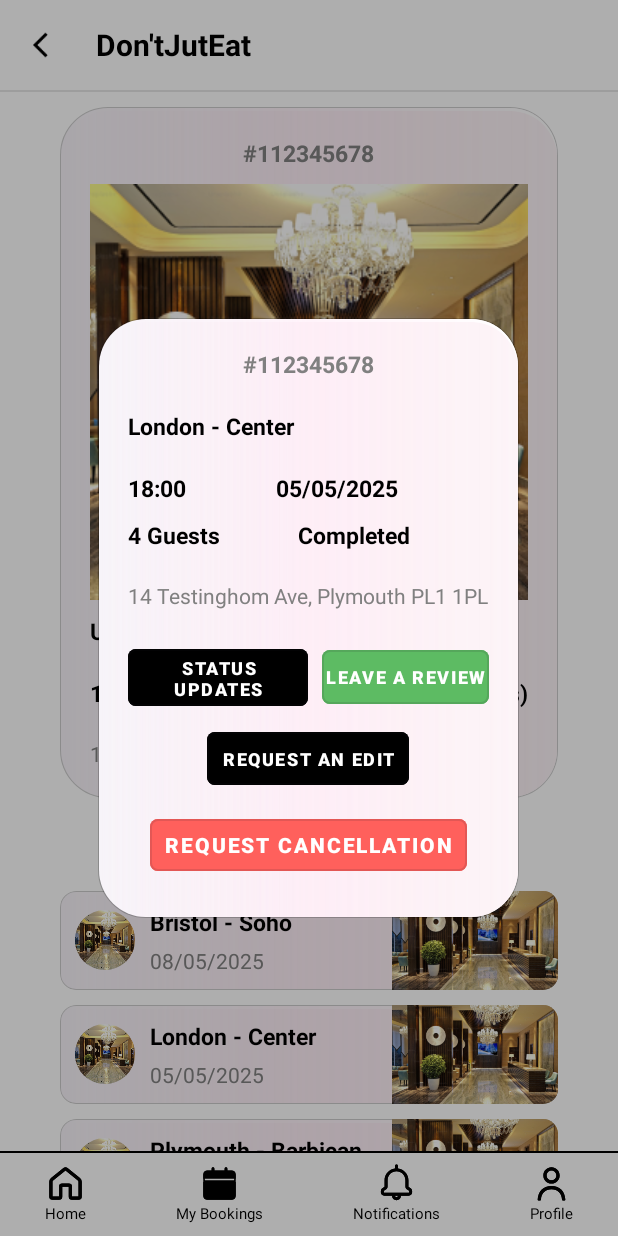
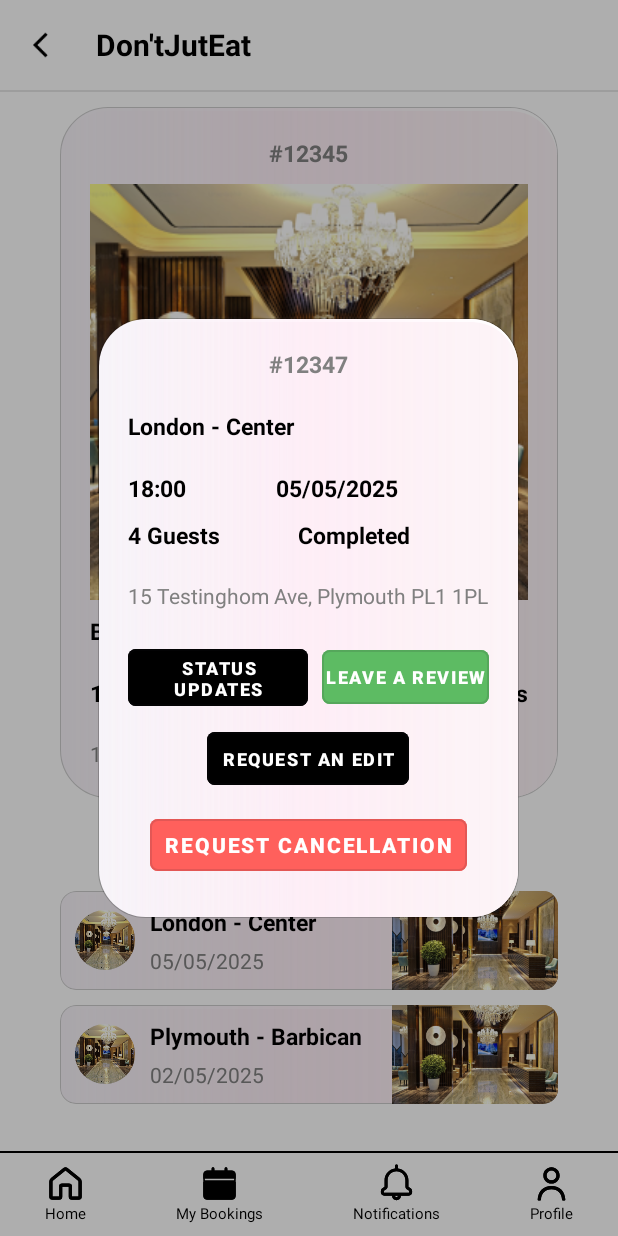
Before and after one commit to mzst-26/Don-tJustEat, an Android app: the my_bookings screen opened directly, with no data from a screen before it, after a tap on "London - Center", on a phone screen of 412 x 824 dp. Run offline under Robolectric (Android 15) with nearby library versions, the phone set to English and light mode, and no system bars; 1 other tap on this screen came first.

Commit message:
Add latest booking card and update booking details UI
Introduced a new layout and logic for displaying the most recent booking separately from past bookings. Refactored the booking detail popup to use more descriptive view IDs and show additional booking information such as reference number and address. Moved the latest booking card UI to its own layout file and updated the main bookings layout to remove the inline latest booking markup.

```diff
--- a/app/src/main/java/com/example/dontjusteat/my_bookings.java
+++ b/app/src/main/java/com/example/dontjusteat/my_bookings.java
@@ -19,6 +19,8 @@ import java.util.List;
 public class my_bookings extends AppCompatActivity {
 
     private LinearLayout bookingsContainer;
+    private LinearLayout latestBookingContainer;
+
 
     // Simple data holder for the cards
     private static class BookingCard {
@@ -27,16 +29,21 @@ public class my_bookings extends AppCompatActivity {
         String time;
         String numberOfGuests;
         String booking_status;
+        String reference_number;
+
+        String location_address;
 
         int bigImageResId;
         int smallImageResId;
 
-        BookingCard(String location, String date,String time, String numberOfGuests, String booking_status, int bigImageResId, int smallImageResId) {
+        BookingCard(String location, String date,String time, String numberOfGuests, String booking_status, String reference_number, String location_address, int bigImageResId, int smallImageResId) {
             this.location = location;
             this.date = date;
             this.time = time;
             this.numberOfGuests = numberOfGuests;
             this.booking_status = booking_status;
+            this.reference_number = reference_number;
+            this.location_address = location_address;
             this.bigImageResId = bigImageResId;
             this.smallImageResId = smallImageResId;
         }
@@ -54,6 +61,9 @@ public class my_bookings extends AppCompatActivity {
 
         // Initialize the container
         bookingsContainer = findViewById(R.id.past_booking_card_container);
+        latestBookingContainer = findViewById(R.id.latest_booking_container);
+
+        // Get the data
         // Fake data for now than later I will replace it with the real data from the DB
         List<BookingCard> cards = new ArrayList<>();
 
@@ -62,7 +72,9 @@ public class my_bookings extends AppCompatActivity {
                 "08/05/2025",
                 "19:30",
                 "2 Guests",
-                "Completed",
+                "Pending",
+                "#12345",
+                "14 Testinghom Ave, Plymouth PL1 1PL",
                 R.drawable.restaurant_image,
                 R.drawable.restaurant_image
         ));
@@ -73,6 +85,8 @@ public class my_bookings extends AppCompatActivity {
                 "18:00",
                 "4 Guests",
                 "Completed",
+                "#12347",
+                "15 Testinghom Ave, Plymouth PL1 1PL",
                 R.drawable.restaurant_image,
                 R.drawable.restaurant_image
         ));
@@ -83,12 +97,25 @@ public class my_bookings extends AppCompatActivity {
                 "20:15",
                 "3 Guests",
                 "Cancelled",
+                "#12349",
+                "16 Testinghom Ave, Plymouth PL1 1PL",
                 R.drawable.restaurant_image,
                 R.drawable.restaurant_image
         ));
 
 
-        renderCards(cards);
+            if (cards.size() > 0){
+//                BookingCard fisrtCard = cards.get(0);
+                int numberOfCards = cards.size();
+                renderCards(cards.subList(1, numberOfCards));
+            }
+            renderMostRecentCard(cards.subList(0, 1));
+
+
+
+
+
+
 
 
     }
@@ -120,6 +147,41 @@ public class my_bookings extends AppCompatActivity {
         }
     }
 
+    private void renderMostRecentCard(List<BookingCard> cards) {
+        LayoutInflater inflater = LayoutInflater.from(this);
+        latestBookingContainer.removeAllViews(); // clear old ones if any
+
+        for (BookingCard cardData : cards) {
+            //Inflate the card layout
+            View cardView = inflater.inflate(R.layout.component_my_booking_latest_booking, latestBookingContainer, false);
+
+            //get the references to views inside the card
+            TextView txtReference = cardView.findViewById(R.id.latest_booking_reference_number);
+            ImageView imgLocation = cardView.findViewById(R.id.latest_booking_location_image);
+            TextView textLocationName = cardView.findViewById(R.id.latest_booking_location_name);
+            TextView textTime = cardView.findViewById(R.id.latest_booking_time);
+            TextView textDate = cardView.findViewById(R.id.latest_booking_date);
+            TextView textGuests = cardView.findViewById(R.id.latest_booking_guest_number);
+            TextView locationAddress = cardView.findViewById(R.id.latest_location_address);
+
+
+
+            //set the data to the views
+            txtReference.setText(cardData.reference_number);
+            imgLocation.setImageResource(cardData.bigImageResId);
+            textLocationName.setText(cardData.location);
+            textTime.setText(cardData.time);
+            textDate.setText(cardData.date);
+            textGuests.setText(cardData.numberOfGuests);
+            locationAddress.setText(cardData.location_address);
+
+            cardView.setOnClickListener(v -> popUpHandler(cardData));
+
+            // add this card to the container to be displayed
+            latestBookingContainer.addView(cardView);
+        }
+    }
+
     private void popUpHandler(BookingCard booking) {
 
         Dialog popUp = new Dialog(this);
@@ -132,11 +194,14 @@ public class my_bookings extends AppCompatActivity {
         }
 
         // get all the views
-        TextView location = popUp.findViewById(R.id.latest_booking_location);
-        TextView time = popUp.findViewById(R.id.latest_booking_time);
-        TextView date = popUp.findViewById(R.id.latest_booking_date);
-        TextView guests = popUp.findViewById(R.id.latest_booking_guest_number);
-        TextView status = popUp.findViewById(R.id.current_booking_status);
+        TextView textReference = popUp.findViewById(R.id.popUp_booking_reference_number);
+        TextView location = popUp.findViewById(R.id.popUp_booking_location);
+        TextView time = popUp.findViewById(R.id.popUp_booking_time);
+        TextView date = popUp.findViewById(R.id.popUp_booking_date);
+        TextView guests = popUp.findViewById(R.id.popUp_booking_guest_number);
+        TextView status = popUp.findViewById(R.id.popUp_booking_status);
+        TextView locationAddress = popUp.findViewById(R.id.popUp_booking_location_address);
+
 
         //get all the buttons
         Button statusBtn = popUp.findViewById(R.id.StatusUpdateButton);
@@ -145,11 +210,13 @@ public class my_bookings extends AppCompatActivity {
         Button cancelBtn = popUp.findViewById(R.id.RequestCancelButton);
 
         // fill the views with data
+        textReference.setText(booking.reference_number);
         location.setText(booking.location);
         time.setText(booking.time); // placeholder
         date.setText(booking.date);
         guests.setText(booking.numberOfGuests); // placeholder
         status.setText(booking.booking_status);
+        locationAddress.setText(booking.location_address);
 
         // handle the buttons
         statusBtn.setOnClickListener(v -> bookingStatusUpdateHandler());
--- a/app/src/main/res/layout/component_my_booking_detail_popup.xml
+++ b/app/src/main/res/layout/component_my_booking_detail_popup.xml
@@ -6,7 +6,7 @@
     android:paddingRight="16dp"
     android:orientation="vertical"
     android:gravity="center">
-    <LinearLayout android:id="@+id/latest_booking_container"
+    <LinearLayout android:id="@+id/popUp_booking_detail_container"
         android:layout_width="match_parent"
         android:layout_height="wrap_content"
         android:orientation="vertical"
@@ -26,6 +26,7 @@
             android:layout_marginBottom="10dp"
             >
             <TextView
+                android:id="@+id/popUp_booking_reference_number"
                 android:layout_width="wrap_content"
                 android:layout_height="wrap_content"
                 android:textColor="@color/active_grey"
@@ -44,7 +45,7 @@
             android:layout_marginTop="10dp"
             >
             <TextView
-                android:id="@+id/latest_booking_location"
+                android:id="@+id/popUp_booking_location"
                 android:layout_width="match_parent"
                 android:layout_height="wrap_content"
                 android:text="Upcoming booking location"
@@ -62,7 +63,7 @@
                 android:layout_weight="2"
                 >
                 <TextView
-                    android:id="@+id/latest_booking_time"
+                    android:id="@+id/popUp_booking_time"
                     android:layout_width="wrap_content"
                     android:layout_height="wrap_content"
                     android:layout_weight="1"
@@ -74,10 +75,9 @@
 
                     />
                 <TextView
-                    android:id="@+id/latest_booking_date"
+                    android:id="@+id/popUp_booking_date"
                     android:layout_width="wrap_content"
                     android:layout_height="wrap_content"
-
                     android:layout_weight="1"
                     style="@style/text_normal"
                     android:textStyle="bold"
@@ -97,7 +97,7 @@
                 android:layout_marginTop="10dp"
                 >
                 <TextView
-                    android:id="@+id/latest_booking_guest_number"
+                    android:id="@+id/popUp_booking_guest_number"
                     android:layout_width="wrap_content"
                     android:layout_height="wrap_content"
                     android:text="Guests: 5"
@@ -109,7 +109,7 @@
 
                     />
                 <TextView
-                    android:id="@+id/current_booking_status"
+                    android:id="@+id/popUp_booking_status"
                     android:layout_width="wrap_content"
                     android:layout_height="wrap_content"
                     android:text="Status: Pending"
@@ -124,7 +124,7 @@
             </LinearLayout>
 
             <TextView
-                android:id="@+id/location_address"
+                android:id="@+id/popUp_booking_location_address"
                 android:layout_width="match_parent"
                 android:layout_height="wrap_content"
                 android:text="14 Testinghom Ave, Plymouth PL1 1PL"
--- /dev/null
+++ b/app/src/main/res/layout/component_my_booking_latest_booking.xml
@@ -0,0 +1,130 @@
+<?xml version="1.0" encoding="utf-8"?>
+<LinearLayout
+    android:id="@+id/latest_booking_container"
+    android:layout_width="match_parent"
+    android:layout_height="wrap_content"
+    android:orientation="vertical"
+    android:gravity="center_horizontal"
+    android:padding="20dp"
+    android:layout_marginTop="10dp"
+    android:background="@drawable/pink_back_full_radius"
+    xmlns:android="http://schemas.android.com/apk/res/android">
+
+    <!--logout container-->
+    <LinearLayout
+        android:layout_width="match_parent"
+        android:layout_height="wrap_content"
+        android:orientation="horizontal"
+        android:gravity="center"
+        android:layout_marginBottom="10dp"
+        >
+        <TextView
+            android:id="@+id/latest_booking_reference_number"
+            android:layout_width="wrap_content"
+            android:layout_height="wrap_content"
+            android:textColor="@color/active_grey"
+            android:text="#112345678"
+            style="@style/text_normal"
+            />
+
+    </LinearLayout>
+
+    <!--Image Slide container-->
+    <LinearLayout
+        android:layout_width="match_parent"
+        android:layout_height="wrap_content"
+        android:orientation="horizontal"
+        android:gravity="center"
+        >
+        <!--Image  -->
+        <ImageView
+            android:id="@+id/latest_booking_location_image"
+            android:layout_width="wrap_content"
+            android:layout_height="wrap_content"
+            android:layout_gravity="center"
+            android:scaleType="centerCrop"
+            android:background="@drawable/restaurant_image"
+            />
+
+    </LinearLayout>
+
+    <!--Active Booking / last booking -->
+    <LinearLayout
+        android:layout_width="match_parent"
+        android:layout_height="wrap_content"
+        android:orientation="vertical"
+        android:gravity="center"
+        android:layout_marginTop="10dp"
+        >
+        <TextView
+            android:id="@+id/latest_booking_location_name"
+            android:layout_width="match_parent"
+            android:layout_height="wrap_content"
+            android:text="Upcoming booking location"
+            style="@style/text_normal"
+            android:gravity="start"
+            android:layout_marginBottom="20dp"
+            />
+
+        <!--Time, Date and guest number container -->
+        <LinearLayout
+            android:layout_width="match_parent"
+            android:layout_height="wrap_content"
+            android:orientation="horizontal"
+            android:gravity="center"
+            android:layout_weight="3"
+            >
+            <TextView
+                android:id="@+id/latest_booking_time"
+                android:layout_width="wrap_content"
+                android:layout_height="wrap_content"
+                android:text="18:30"
+                android:layout_weight="1"
+                style="@style/text_normal"
+                android:textStyle="bold"
+                android:layout_marginRight="5dp"
+                android:gravity="start"
+
+
+                />
+            <TextView
+                android:id="@+id/latest_booking_date"
+                android:layout_width="wrap_content"
+                android:layout_height="wrap_content"
+                android:text="14/08"
+                android:layout_weight="1"
+                style="@style/text_normal"
+                android:textStyle="bold"
+                android:gravity="center"
+                android:layout_marginRight="5dp"
+
+                />
+            <TextView
+                android:id="@+id/latest_booking_guest_number"
+                android:layout_width="wrap_content"
+                android:layout_height="wrap_content"
+                android:text="5 Guest(s)"
+                android:layout_weight="1"
+                style="@style/text_normal"
+                android:textStyle="bold"
+                android:gravity="end"
+
+                />
+
+
+        </LinearLayout>
+
+
+        <TextView
+            android:id="@+id/latest_location_address"
+            android:layout_width="match_parent"
+            android:layout_height="wrap_content"
+            android:text="14 Testinghom Ave, Plymouth PL1 1PL"
+            android:textColor="@color/active_grey"
+            android:layout_marginTop="20dp"
+            />
+
+    </LinearLayout>
+
+
+</LinearLayout>
--- a/app/src/main/res/layout/my_bookings.xml
+++ b/app/src/main/res/layout/my_bookings.xml
@@ -92,125 +92,7 @@
                 android:layout_height="wrap_content"
                 android:orientation="vertical"
                 android:gravity="center_horizontal"
-                android:padding="20dp"
-                android:layout_marginTop="10dp"
-                android:background="@drawable/pink_back_full_radius"
                 >
-
-                <!--logout container-->
-                <LinearLayout
-                    android:layout_width="match_parent"
-                    android:layout_height="wrap_content"
-                    android:orientation="horizontal"
-                    android:gravity="center"
-                    android:layout_marginBottom="10dp"
-                    >
-                    <TextView
-                        android:layout_width="wrap_content"
-                        android:layout_height="wrap_content"
-                        android:textColor="@color/active_grey"
-                        android:text="#112345678"
-                        style="@style/text_normal"
-                        />
-
-                </LinearLayout>
-
-                <!--Image Slide container-->
-                <LinearLayout
-                    android:layout_width="match_parent"
-                    android:layout_height="wrap_content"
-                    android:orientation="horizontal"
-                    android:gravity="center"
-                    >
-                    <!--Image  -->
-                    <ImageView
-                        android:id="@+id/customer_phone_edit_button"
-                        android:layout_width="wrap_content"
-                        android:layout_height="wrap_content"
-                        android:layout_gravity="center"
-                        android:scaleType="centerCrop"
-                        app:srcCompat="@drawable/restaurant_image"
-                        />
-
-                </LinearLayout>
-
-                <!--Active Booking / last booking -->
-                <LinearLayout
-                    android:layout_width="match_parent"
-                    android:layout_height="wrap_content"
-                    android:orientation="vertical"
-                    android:gravity="center"
-                    android:layout_marginTop="10dp"
-                    >
-                    <TextView
-                        android:id="@+id/latest_booking_location"
-                        android:layout_width="match_parent"
-                        android:layout_height="wrap_content"
-                        android:text="Upcoming booking location"
-                        style="@style/text_normal"
-                        android:gravity="start"
-                        android:layout_marginBottom="20dp"
-                        />
-
-                    <!--Time, Date and guest number container -->
-                    <LinearLayout
-                        android:layout_width="match_parent"
-                        android:layout_height="wrap_content"
-                        android:orientation="horizontal"
-                        android:gravity="center"
-                        android:layout_weight="3"
-                        >
-                        <TextView
-                            android:id="@+id/latest_booking_time"
-                            android:layout_width="wrap_content"
-                            android:layout_height="wrap_content"
-                            android:text="18:30"
-                            android:layout_weight="1"
-                            style="@style/text_normal"
-                            android:textStyle="bold"
-                            android:layout_marginRight="5dp"
-                            android:gravity="start"
-
-
-                            />
-                        <TextView
-                            android:id="@+id/latest_booking_date"
-                            android:layout_width="wrap_content"
-                            android:layout_height="wrap_content"
-                            android:text="14/08"
-                            android:layout_weight="1"
-                            style="@style/text_normal"
-                            android:textStyle="bold"
-                            android:gravity="center"
-                            android:layout_marginRight="5dp"
-
-                            />
-                        <TextView
-                            android:id="@+id/latest_booking_guest_number"
-                            android:layout_width="wrap_content"
-                            android:layout_height="wrap_content"
-                            android:text="5 Guest(s)"
-                            android:layout_weight="1"
-                            style="@style/text_normal"
-                            android:textStyle="bold"
-                            android:gravity="end"
-
-                            />
-
-
-                    </LinearLayout>
-
-
-                    <TextView
-                        android:id="@+id/location_address"
-                        android:layout_width="match_parent"
-                        android:layout_height="wrap_content"
-                        android:text="14 Testinghom Ave, Plymouth PL1 1PL"
-                        android:textColor="@color/active_grey"
-                        android:layout_marginTop="20dp"
-                        />
-
-                </LinearLayout>
 
 
             </LinearLayout>
```
